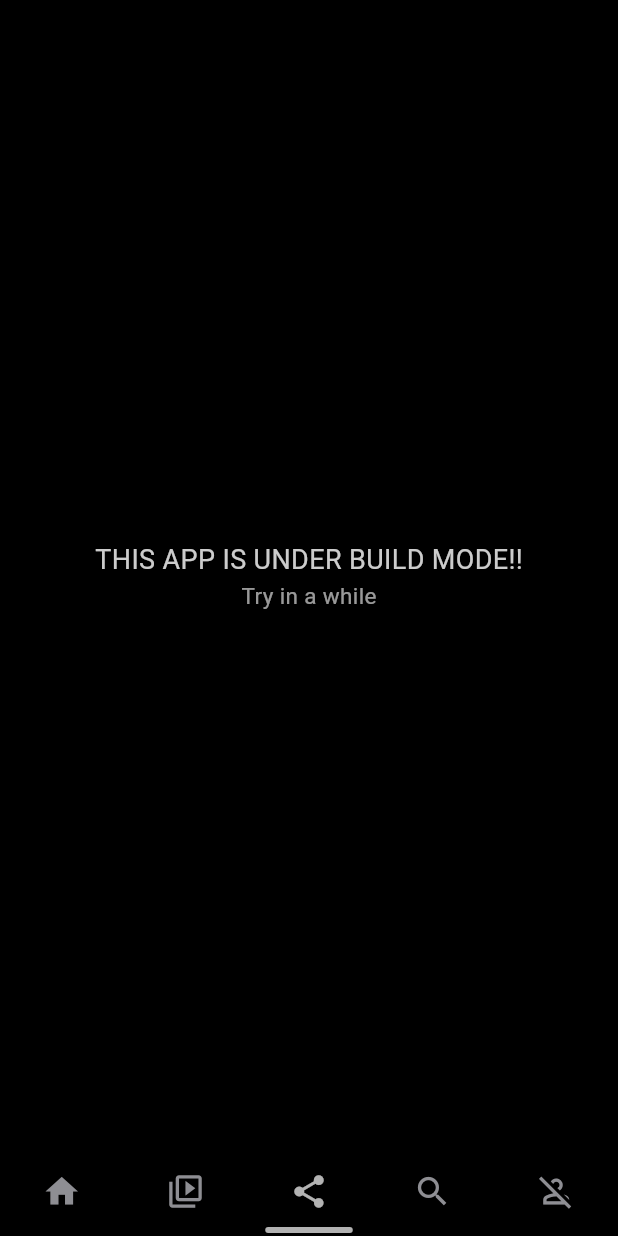
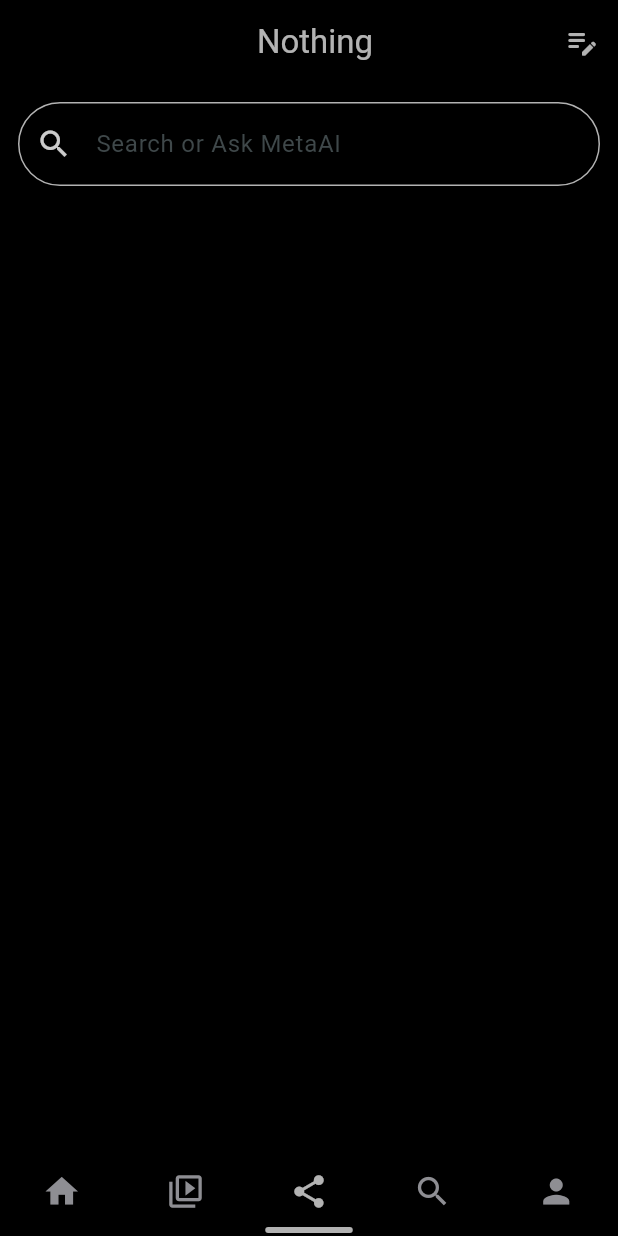
Before and after one commit to Ammo-CH/Instagram_clone, a Flutter app: the screen it shows after launch, item 3 of the bottom bar chosen, on a phone screen of 412 x 824 dp. Run offline on Flutter 3.47's test engine with Material 3 defaults, Android fonts, the phone set to English and light mode, and no system bars; drawn by our look-alikes of persistent_bottom_nav_bar_v2; our stand-ins replace video_player; network calls fail.

Commit message:
Adds the search bar for meta ai

```diff
--- a/lib/main.dart
+++ b/lib/main.dart
@@ -19,12 +19,15 @@ class MyApp extends StatelessWidget {
     return MaterialApp(
       debugShowCheckedModeBanner: false,
       theme: ThemeData(
+        textSelectionTheme: TextSelectionThemeData(cursorColor: Colors.white60),
+        textTheme: Theme.of(
+          context,
+        ).textTheme.apply(bodyColor: Colors.white.withValues(alpha: 0.7)),
         scaffoldBackgroundColor: Colors.black,
         colorScheme: ColorScheme.fromSeed(seedColor: Colors.white),
       ),
       title: 'Instagram clone',
       home: BottomNavBar(),
-
     );
   }
 }
--- a/lib/screens/main_interferance.dart
+++ b/lib/screens/main_interferance.dart
@@ -1,7 +1,7 @@
 import 'package:flutter/material.dart';
-import 'package:instagram/widgets/follower_story.dart';
-import 'package:instagram/widgets/reals.dart';
-import 'package:instagram/widgets/static_user_story.dart';
+import 'package:instagram/widgets/home%20screen/follower_story.dart';
+import 'package:instagram/widgets/home%20screen/reals.dart';
+import 'package:instagram/widgets/home%20screen/static_user_story.dart';
 
 class MainInterferance extends StatelessWidget {
   const MainInterferance({super.key});
--- /dev/null
+++ b/lib/screens/messages.dart
@@ -0,0 +1,64 @@
+import 'package:flutter/material.dart';
+
+class MessagesScreen extends StatelessWidget {
+  const MessagesScreen({super.key});
+
+  @override
+  Widget build(BuildContext context) {
+    return Scaffold(
+      appBar: AppBar(
+        backgroundColor: Theme.of(context).scaffoldBackgroundColor,
+        leading: Container(),
+        title: Center(
+          child: Text(
+            'Nothing',
+            style: TextStyle(color: Colors.white.withValues(alpha: 0.7)),
+          ),
+        ),
+        actions: [
+          IconButton(
+            onPressed: () {},
+            icon: Icon(
+              Icons.edit_note_rounded,
+              color: Colors.white.withValues(alpha: 0.7),
+            ),
+          ),
+        ],
+      ),
+      body: Column(
+        children: [
+          /////////////////////
+          //// Meta Search ////
+          /////////////////////
+          Padding(
+            padding: const EdgeInsets.all(12.0),
+            child: TextFormField(
+              decoration: InputDecoration(
+
+
+                prefixIcon: Icon(
+                  color: Colors.white.withValues(alpha: 0.8),
+                  Icons.search,
+                ),
+                hintText: 'Search or Ask MetaAI',
+
+                enabledBorder: OutlineInputBorder(
+                  borderRadius: BorderRadius.circular(32),
+                  borderSide: BorderSide(
+                    color: Colors.white.withValues(alpha: 0.7),
+                  ),
+                ),
+                focusedBorder: OutlineInputBorder(
+                  borderRadius: BorderRadius.circular(32),
+                  borderSide: BorderSide(
+                    color: Colors.white.withValues(alpha: 0.7),
+                  ),
+                ),
+              ),
+            ),
+          ),
+        ],
+      ),
+    );
+  }
+}
--- a/lib/screens/under_process.dart
+++ b/lib/screens/under_process.dart
@@ -12,7 +12,8 @@ class UnderProcess extends StatelessWidget {
         child: Column(
           mainAxisAlignment: MainAxisAlignment.center,
           children: [
-            Text('THIS APP IS UNDER BUILD MODE!!', style: TextStyle(fontSize: 18, color: Colors.white.withValues(alpha: 0.8))),
+            Text('THIS APP IS UNDER BUILD MODE!!', style: TextStyle(fontSize: 18, color: Colors.white.withValues(alpha: 0.8)
+            )),
             Text('Try in a while', style: TextStyle(fontSize: 15, color: Colors.white.withValues(alpha: 0.6)),)
           ],
         ),
--- a/lib/widgets/bottom_nav_bar.dart
+++ b/lib/widgets/bottom_nav_bar.dart
@@ -1,5 +1,6 @@
 import 'package:flutter/material.dart';
 import 'package:instagram/screens/home_page.dart';
+import 'package:instagram/screens/messages.dart';
 import 'package:instagram/screens/under_process.dart';
 // import 'package:instagram/screens/main_interferance.dart';
 import 'package:persistent_bottom_nav_bar_v2/persistent_bottom_nav_bar_v2.dart';
@@ -30,7 +31,7 @@ class BottomNavBar extends StatelessWidget {
           ),
         ),
         PersistentTabConfig(
-          screen: const UnderProcess(),
+          screen: const MessagesScreen(),
           item: ItemConfig(
             icon: const Icon(Icons.share),
             activeForegroundColor: Colors.white.withValues(alpha: 0.7),
@@ -49,7 +50,7 @@ class BottomNavBar extends StatelessWidget {
         ),PersistentTabConfig(
           screen: const UnderProcess(),
           item: ItemConfig(
-            icon: const Icon(Icons.person_off_outlined, ),
+            icon: const Icon(Icons.person, ),
             activeForegroundColor: Colors.white.withValues(alpha: 0.7),
             inactiveBackgroundColor: const Color.fromARGB(0, 0, 0, 0)
 
--- a/lib/widgets/reals.dart
+++ b/lib/widgets/home screen/reals.dart
@@ -1,5 +1,5 @@
 import 'package:flutter/material.dart';
-import 'package:instagram/widgets/video_player.dart';
+import 'package:instagram/widgets/home%20screen/video_player.dart';
 
 class RealsWidget extends StatelessWidget {
   const RealsWidget({
```
Also changed, not shown: lib/widgets/home screen/follower_story.dart (renamed from lib/widgets/follower_story.dart), lib/widgets/home screen/static_user_story.dart (renamed from lib/widgets/static_user_story.dart), lib/widgets/home screen/video_player.dart (renamed from lib/widgets/video_player.dart).
